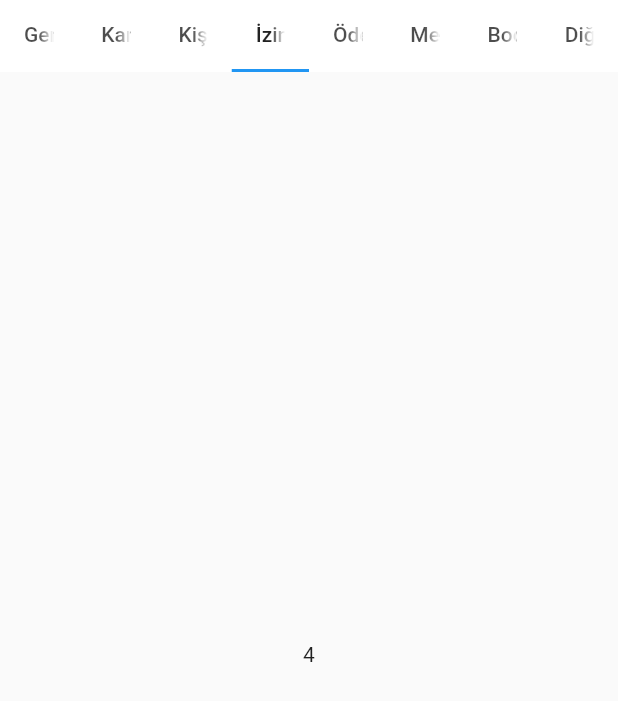
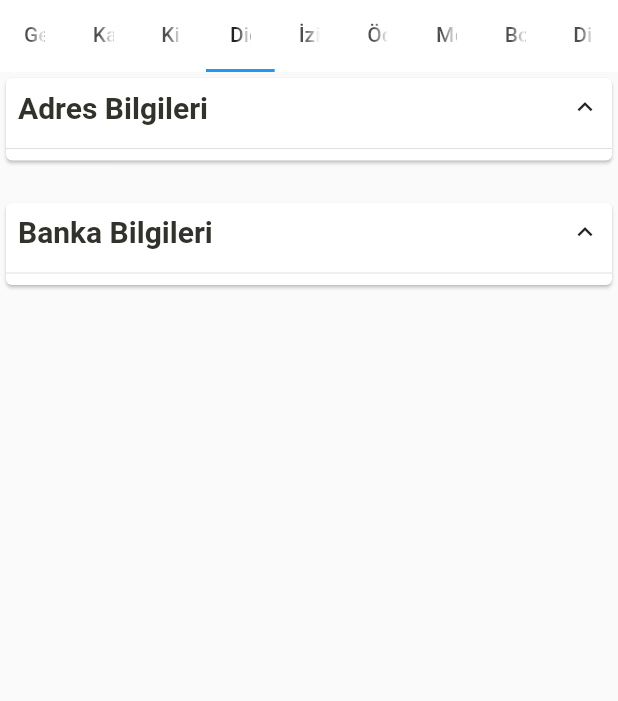
Before and after one commit to MergenTech-ERP-Project/Frontend, a Flutter app: the AddNewEmployee screen opened directly, tab 4 chosen, on a phone screen of 412 x 824 dp. Shown: the top 701 px of the screen. Run offline on Flutter 3.47's test engine with Material 2 defaults, Android fonts, the light colour scheme and no system bars; our stand-ins replace date_time_picker, get, shared_preferences; missing offline and left inert: dart:html, enum_to_string; accounts and stored records are empty; network calls fail; Roboto replaces fonts that are missing (Comfortaa).

Commit message:
Diger Bilgiler Eklendi

```diff
--- a/flutter/lib/screens/AddNewEmployee/add_new_employee.dart
+++ b/flutter/lib/screens/AddNewEmployee/add_new_employee.dart
@@ -1,4 +1,5 @@
 import 'package:flutter/material.dart';
+import 'package:vtys_kalite/screens/AddNewEmployee/tab_diger_bilgiler.dart';
 import 'package:vtys_kalite/screens/AddNewEmployee/tab_genel.dart';
 import 'package:vtys_kalite/screens/AddNewEmployee/tab_kariyer.dart';
 import 'package:vtys_kalite/screens/AddNewEmployee/tab_kisisel_bilgiler.dart';
@@ -14,7 +15,7 @@ class _AddNewEmployeeState extends State<AddNewEmployee> {
   @override
   Widget build(BuildContext context) {
     return DefaultTabController(
-      length: 8,
+      length: 9,
       child: Scaffold(
         appBar: AppBar(
           toolbarHeight: 0,
@@ -27,6 +28,7 @@ class _AddNewEmployeeState extends State<AddNewEmployee> {
               Tab(text: 'Genel'),
               Tab(text: 'Kariyer'),
               Tab(text: 'Kişisel Bilgiler'),
+              Tab(text: 'Diğer Bilgiler'),
               Tab(text: 'İzin'),
               Tab(text: 'Ödemeler'),
               Tab(text: 'Mesai'),
@@ -41,6 +43,7 @@ class _AddNewEmployeeState extends State<AddNewEmployee> {
               TabGenel(),
               TabKariyer(),
               TabPersonalInformation(),
+              TabAnotherInformation(),
               Center(child: Text("4")),
               Center(child: Text("5")),
               Center(child: Text("6")),
--- /dev/null
+++ b/flutter/lib/screens/AddNewEmployee/tab_diger_bilgiler.dart
@@ -0,0 +1,323 @@
+import 'package:flutter/material.dart';
+import 'package:vtys_kalite/componenets/custom_text_box.dart';
+import 'package:vtys_kalite/utilities/constants.dart';
+
+class TabAnotherInformation extends StatefulWidget {
+  TextEditingController controllerAdressInformation = TextEditingController();
+  TextEditingController controllerHomePhone = TextEditingController();
+  TextEditingController controllerCountry = TextEditingController();
+  TextEditingController controllerCity = TextEditingController();
+  TextEditingController controllerPostCode = TextEditingController();
+
+  TextEditingController controllerBankName = TextEditingController();
+  TextEditingController controllerAccountType = TextEditingController();
+  TextEditingController controllerAccountNo = TextEditingController();
+  TextEditingController controllerIBAN = TextEditingController();
+
+  TabAnotherInformation({Key? key}) : super(key: key);
+
+  @override
+  _TabAnotherInformationState createState() => _TabAnotherInformationState();
+}
+
+class _TabAnotherInformationState extends State<TabAnotherInformation> {
+  bool isVisibleAdress = false;
+  bool isVisibleBank = false;
+
+  @override
+  Widget build(BuildContext context) {
+    var screenSize = MediaQuery.of(context).size;
+    return ListView(
+      children: [
+        InkWell(
+          child: CardAdressInformation(),
+          onTap: () {
+            setState(() {
+              isVisibleAdress = !isVisibleAdress;
+            });
+          },
+        ),
+        const SizedBox(height: 20),
+        InkWell(
+          child: CardBankInformation(),
+          onTap: () {
+            setState(() {
+              isVisibleBank = !isVisibleBank;
+            });
+          },
+        ),
+      ],
+    );
+  }
+
+  Card CardBankInformation() {
+    return Card(
+      clipBehavior: Clip.antiAlias,
+      child: Column(
+        children: [
+          Row(
+            mainAxisAlignment: MainAxisAlignment.spaceBetween,
+            children: [
+              const Padding(
+                padding: EdgeInsets.all(8.0),
+                child: Text("Banka Bilgileri", style: kLabelStyle),
+              ),
+              Padding(
+                padding: const EdgeInsets.all(8.0),
+                child: isVisibleBank
+                    ? const Icon(Icons.keyboard_arrow_down, size: 20)
+                    : const Icon(Icons.keyboard_arrow_up, size: 20),
+              )
+            ],
+          ),
+          const Divider(),
+          Visibility(
+            visible: isVisibleBank,
+            child: ListView(
+              shrinkWrap: true,
+              children: [
+                Row(
+                  children: [
+                    Expanded(
+                      child: Padding(
+                        padding: const EdgeInsets.all(8.0),
+                        child: Row(
+                          children: [
+                            Flexible(
+                              flex: 9,
+                              child: CustomTextBox(
+                                borderless: true,
+                                controller: widget.controllerBankName,
+                                label: "Banka Adı",
+                              ),
+                            ),
+                            const Flexible(
+                              flex: 1,
+                              child: SizedBox(),
+                            ),
+                          ],
+                        ),
+                      ),
+                    ),
+                    Expanded(
+                      child: Padding(
+                        padding: const EdgeInsets.all(8.0),
+                        child: Row(
+                          children: [
+                            Flexible(
+                              flex: 9,
+                              child: CustomTextBox(
+                                borderless: true,
+                                controller: widget.controllerAccountType,
+                                label: "Hesap Tipi",
+                              ),
+                            ),
+                            const Flexible(
+                              flex: 1,
+                              child: Icon(Icons.arrow_drop_down),
+                            ),
+                          ],
+                        ),
+                      ),
+                    ),
+                  ],
+                ),
+                Row(
+                  children: [
+                    Expanded(
+                      child: Padding(
+                        padding: const EdgeInsets.all(8.0),
+                        child: Row(
+                          children: [
+                            Flexible(
+                              flex: 9,
+                              child: CustomTextBox(
+                                borderless: true,
+                                controller: widget.controllerAccountNo,
+                                label: "Hesap No",
+                              ),
+                            ),
+                            const Flexible(
+                              flex: 1,
+                              child: SizedBox(),
+                            ),
+                          ],
+                        ),
+                      ),
+                    ),
+                    Expanded(
+                      child: Padding(
+                        padding: const EdgeInsets.all(8.0),
+                        child: Row(
+                          children: [
+                            Flexible(
+                              flex: 9,
+                              child: CustomTextBox(
+                                borderless: true,
+                                controller: widget.controllerIBAN,
+                                label: "IBAN",
+                              ),
+                            ),
+                            const Flexible(
+                              flex: 1,
+                              child: SizedBox(),
+                            ),
+                          ],
+                        ),
+                      ),
+                    ),
+                  ],
+                ),
+              ],
+            ),
+          ),
+        ],
+      ),
+    );
+  }
+
+  Card CardAdressInformation() {
+    return Card(
+      clipBehavior: Clip.antiAlias,
+      child: Column(
+        children: [
+          Row(
+            mainAxisAlignment: MainAxisAlignment.spaceBetween,
+            children: [
+              const Padding(
+                padding: EdgeInsets.all(8.0),
+                child: Text("Adres Bilgileri", style: kLabelStyle),
+              ),
+              Padding(
+                padding: const EdgeInsets.all(8.0),
+                child: isVisibleAdress
+                    ? const Icon(Icons.keyboard_arrow_down, size: 20)
+                    : const Icon(Icons.keyboard_arrow_up, size: 20),
+              )
+            ],
+          ),
+          const Divider(),
+          Visibility(
+            visible: isVisibleAdress,
+            child: ListView(
+              shrinkWrap: true,
+              children: [
+                Padding(
+                  padding: const EdgeInsets.symmetric(horizontal: 8.0),
+                  child: Row(
+                    children: [
+                      Flexible(
+                        flex: 19,
+                        child: CustomTextBox(
+                          borderless: true,
+                          controller: widget.controllerAdressInformation,
+                          label: "Adres Bilgileri",
+                        ),
+                      ),
+                      const Flexible(
+                        flex: 1,
+                        child: SizedBox(),
+                      ),
+                    ],
+                  ),
+                ),
+                Row(
+                  children: [
+                    Expanded(
+                      child: Padding(
+                        padding: const EdgeInsets.all(8.0),
+                        child: Row(
+                          children: [
+                            Flexible(
+                              flex: 9,
+                              child: CustomTextBox(
+                                borderless: true,
+                                controller: widget.controllerHomePhone,
+                                label: "Ev Telefonu",
+                              ),
+                            ),
+                            const Flexible(
+                              flex: 1,
+                              child: SizedBox(),
+                            ),
+                          ],
+                        ),
+                      ),
+                    ),
+                    Expanded(
+                      child: Padding(
+                        padding: const EdgeInsets.all(8.0),
+                        child: Row(
+                          children: [
+                            Flexible(
+                              flex: 9,
+                              child: CustomTextBox(
+                                borderless: true,
+                                controller: widget.controllerCountry,
+                                label: "Ülke",
+                              ),
+                            ),
+                            const Flexible(
+                              flex: 1,
+                              child: Icon(Icons.arrow_drop_down),
+                            ),
+                          ],
+                        ),
+                      ),
+                    ),
+                  ],
+                ),
+                Row(
+                  children: [
+                    Expanded(
+                      child: Padding(
+                        padding: const EdgeInsets.all(8.0),
+                        child: Row(
+                          children: [
+                            Flexible(
+                              flex: 9,
+                              child: CustomTextBox(
+                                borderless: true,
+                                controller: widget.controllerCity,
+                                label: "Şehir",
+                              ),
+                            ),
+                            const Flexible(
+                              flex: 1,
+                              child: SizedBox(),
+                            ),
+                          ],
+                        ),
+                      ),
+                    ),
+                    Expanded(
+                      child: Padding(
+                        padding: const EdgeInsets.all(8.0),
+                        child: Row(
+                          children: [
+                            Flexible(
+                              flex: 9,
+                              child: CustomTextBox(
+                                borderless: true,
+                                controller: widget.controllerPostCode,
+                                label: "Posta Kodu",
+                              ),
+                            ),
+                            const Flexible(
+                              flex: 1,
+                              child: SizedBox(),
+                            ),
+                          ],
+                        ),
+                      ),
+                    ),
+                  ],
+                )
+              ],
+            ),
+          )
+        ],
+      ),
+    );
+  }
+}
--- a/flutter/lib/screens/AddNewEmployee/tab_kariyer.dart
+++ b/flutter/lib/screens/AddNewEmployee/tab_kariyer.dart
@@ -95,9 +95,7 @@ class _TabKariyerState extends State<TabKariyer> {
       height: 60,
       width: strings.length * cellWidth,
       child: Row(
-        children: strings
-            .map<Widget>(
-              (e) => Flexible(
+        children: strings.map((e) => Flexible(
                 child: Align(
                   alignment: Alignment.centerLeft,
                   child: Padding(
--- a/flutter/lib/screens/AddNewEmployee/tab_kisisel_bilgiler.dart
+++ b/flutter/lib/screens/AddNewEmployee/tab_kisisel_bilgiler.dart
@@ -1,8 +1,7 @@
 import 'package:flutter/material.dart';
 import 'package:vtys_kalite/componenets/custom_datetimepicker.dart';
+import 'package:vtys_kalite/componenets/custom_text_box.dart';
 import 'package:vtys_kalite/utilities/constants.dart';
-
-import '../../componenets/custom_text_box.dart';
 
 class TabPersonalInformation extends StatefulWidget {
   DateTime birthDate = DateTime.now();
```
